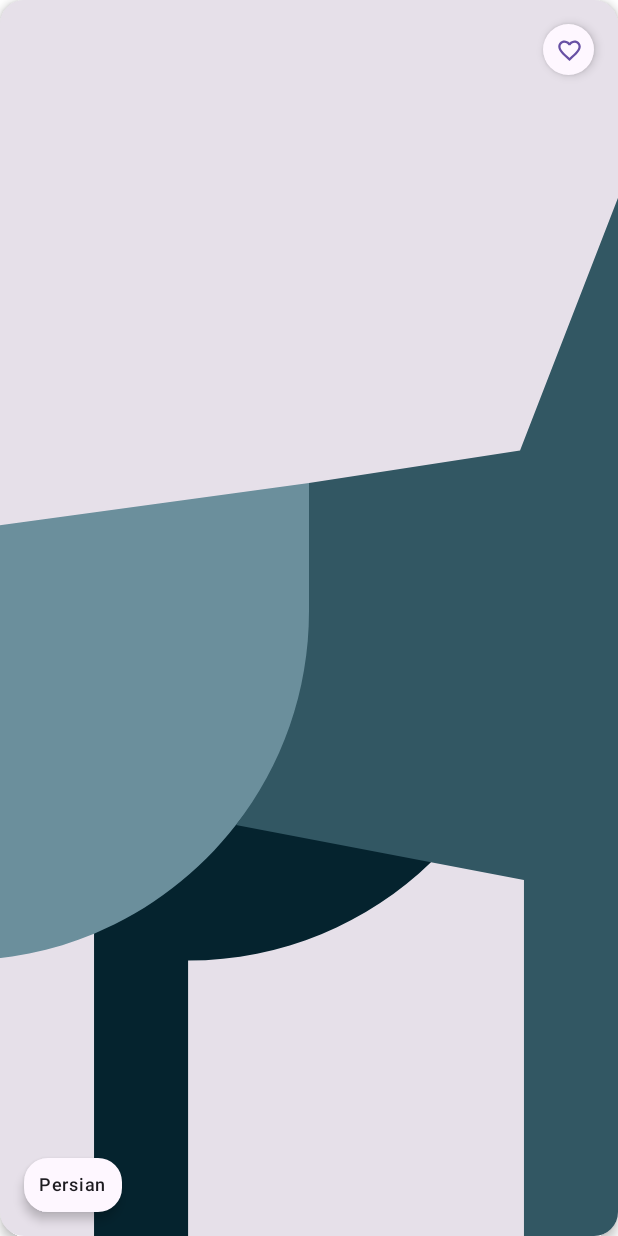
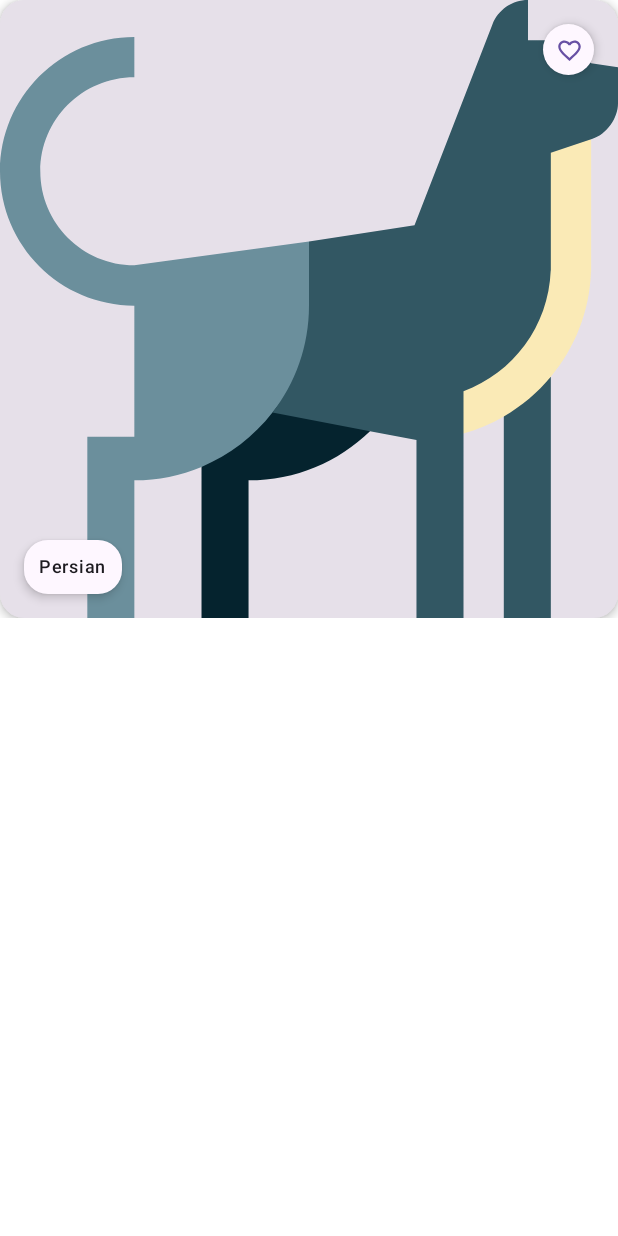
Before and after one commit to vadym-ursul/CatFacts, an Android app built with Jetpack Compose: the @Preview function BreedGridItemPreview, on a phone screen of 412 x 824 dp. Run offline under Robolectric (Android 15) with nearby library versions, the phone set to English and light mode, and no system bars; pictures from the network do not load.

```diff
--- a/app/build.gradle
+++ b/app/build.gradle
@@ -61,11 +61,9 @@ dependencies {
 
     implementation 'androidx.core:core-ktx:1.8.0'
     implementation 'androidx.appcompat:appcompat:1.4.2'
-    implementation 'com.google.android.material:material:1.6.1'
 
     // Compose
     implementation "androidx.compose.ui:ui:$compose_version"
-    implementation "androidx.compose.material:material:$compose_version"
     implementation "androidx.compose.ui:ui-tooling-preview:$compose_version"
     debugImplementation "androidx.compose.ui:ui-tooling:$compose_version"
     implementation 'androidx.lifecycle:lifecycle-runtime-ktx:2.5.0'
--- a/app/src/main/java/com/dorozhan/catfacts/presentation/MainActivity.kt
+++ b/app/src/main/java/com/dorozhan/catfacts/presentation/MainActivity.kt
@@ -5,6 +5,7 @@ import androidx.activity.ComponentActivity
 import androidx.activity.compose.setContent
 import androidx.activity.viewModels
 import androidx.core.splashscreen.SplashScreen.Companion.installSplashScreen
+import androidx.core.view.WindowCompat
 import com.dorozhan.catfacts.presentation.flow.splash.SplashViewModel
 import com.dorozhan.catfacts.presentation.theme.CatFactsTheme
 import dagger.hilt.android.AndroidEntryPoint
@@ -21,7 +22,7 @@ class MainActivity : ComponentActivity() {
             }
         super.onCreate(savedInstanceState)
 
-        // WindowCompat.setDecorFitsSystemWindows(window, false)
+        WindowCompat.setDecorFitsSystemWindows(window, false)
 
         setContent {
             CatFactsTheme {
--- a/app/src/main/java/com/dorozhan/catfacts/presentation/flow/catalog/CatalogViewModel.kt
+++ b/app/src/main/java/com/dorozhan/catfacts/presentation/flow/catalog/CatalogViewModel.kt
@@ -42,7 +42,7 @@ class CatalogViewModel @Inject constructor(
         _searchActionLiveData.value = text
     }
 
-    fun onFavoriteClicked(breed: Breed, favorite: Boolean) {
+    fun onFavoriteClick(breed: Breed, favorite: Boolean) {
         viewModelScope.launch {
             breedsRepository.setFavorite(breed, favorite)
         }
--- a/app/src/main/java/com/dorozhan/catfacts/presentation/library/BreedItem.kt
+++ b/app/src/main/java/com/dorozhan/catfacts/presentation/library/BreedItem.kt
@@ -3,7 +3,6 @@ package com.dorozhan.catfacts.presentation.library
 import androidx.compose.foundation.clickable
 import androidx.compose.foundation.layout.*
 import androidx.compose.foundation.shape.CircleShape
-import androidx.compose.foundation.shape.RoundedCornerShape
 import androidx.compose.material3.*
 import androidx.compose.runtime.Composable
 import androidx.compose.ui.Alignment
@@ -17,6 +16,9 @@ import androidx.compose.ui.unit.dp
 import coil.compose.AsyncImage
 import com.dorozhan.catfacts.R
 import com.dorozhan.catfacts.domain.model.Breed
+import com.dorozhan.catfacts.presentation.theme.PADDING_10
+import com.dorozhan.catfacts.presentation.theme.PADDING_16
+import com.dorozhan.catfacts.presentation.theme.PADDING_8
 
 @Composable
 fun BreedListItem(
@@ -27,7 +29,7 @@ fun BreedListItem(
 ) {
     Row(
         modifier = Modifier
-            .padding(start = 16.dp, end = 16.dp, top = 8.dp, bottom = 8.dp)
+            .padding(horizontal = PADDING_16, vertical = PADDING_8)
             .fillMaxWidth()
             .clickable { onItemClick(breed) },
         horizontalArrangement = Arrangement.SpaceBetween,
@@ -58,6 +60,7 @@ fun BreedListItem(
             if (isFavoriteVisible) {
                 FavoriteButton(
                     modifier = Modifier.align(Alignment.TopEnd),
+                    color = MaterialTheme.colorScheme.primary,
                     checked = breed.favorite,
                     onCheckedChange = { onFavoriteClick(breed, it) })
             }
@@ -74,7 +77,7 @@ fun BreedCardItem(
     onItemClick: (Breed) -> Unit = {},
     onFavoriteClick: (Breed, Boolean) -> Unit = { _, _ -> },
 ) {
-    val shape = RoundedCornerShape(16.dp) // todo add to theme
+    val shape = MaterialTheme.shapes.large
     Card(
         modifier = modifier,
         onClick = { onItemClick(breed) },
@@ -86,7 +89,8 @@ fun BreedCardItem(
                 model = breed.imageUrl,
                 contentDescription = null,
                 modifier = Modifier
-                    .fillMaxSize(),
+                    .fillMaxWidth()
+                    .aspectRatio(1f),
                 contentScale = ContentScale.Crop,
                 placeholder = painterResource(id = R.drawable.ic_cat_placeholder_512),
                 error = painterResource(id = R.drawable.ic_cat_placeholder_512),
@@ -102,7 +106,8 @@ fun BreedCardItem(
                     shadowElevation = 4.dp
                 ) {
                     FavoriteButton(
-                        modifier = Modifier.padding(8.dp),
+                        modifier = Modifier.padding(PADDING_8),
+                        color = MaterialTheme.colorScheme.primary,
                         checked = breed.favorite,
                         onCheckedChange = { onFavoriteClick(breed, it) })
                 }
@@ -116,7 +121,7 @@ fun BreedCardItem(
                 shadowElevation = 4.dp
             ) {
                 Text(
-                    modifier = Modifier.padding(10.dp),
+                    modifier = Modifier.padding(PADDING_10),
                     text = breed.title,
                     maxLines = 2,
                     color = MaterialTheme.colorScheme.onSurface,
--- a/app/src/main/java/com/dorozhan/catfacts/presentation/library/Button.kt
+++ b/app/src/main/java/com/dorozhan/catfacts/presentation/library/Button.kt
@@ -5,7 +5,7 @@ import androidx.compose.material.icons.filled.Favorite
 import androidx.compose.material.icons.filled.FavoriteBorder
 import androidx.compose.material3.Icon
 import androidx.compose.material3.IconToggleButton
-import androidx.compose.material3.MaterialTheme
+import androidx.compose.material3.LocalContentColor
 import androidx.compose.runtime.Composable
 import androidx.compose.ui.Modifier
 import androidx.compose.ui.graphics.Color
@@ -16,13 +16,11 @@ fun FavoriteButton(
     modifier: Modifier = Modifier,
     checked: Boolean,
     onCheckedChange: (Boolean) -> Unit,
-    color: Color = MaterialTheme.colorScheme.primary
+    color: Color = LocalContentColor.current,
 ) {
     IconToggleButton(
         checked = checked,
-        onCheckedChange = {
-            onCheckedChange.invoke(it)
-        },
+        onCheckedChange = onCheckedChange,
         modifier = modifier
     ) {
         Icon(
--- a/app/src/main/java/com/dorozhan/catfacts/presentation/state/ScreenStates.kt
+++ b/app/src/main/java/com/dorozhan/catfacts/presentation/state/ScreenStates.kt
@@ -10,6 +10,7 @@ import androidx.compose.ui.res.stringResource
 import androidx.compose.ui.tooling.preview.Preview
 import androidx.compose.ui.unit.dp
 import com.dorozhan.catfacts.R
+import com.dorozhan.catfacts.presentation.theme.PADDING_16
 
 @Composable
 fun LoadingView(
@@ -46,7 +47,7 @@ fun LoadingItem() {
     CircularProgressIndicator(
         modifier = Modifier
             .fillMaxWidth()
-            .padding(16.dp)
+            .padding(PADDING_16)
             .wrapContentWidth(Alignment.CenterHorizontally)
             .size(24.dp),
         strokeWidth = 2.dp
--- /dev/null
+++ b/app/src/main/java/com/dorozhan/catfacts/presentation/theme/Dimensions.kt
@@ -0,0 +1,10 @@
+package com.dorozhan.catfacts.presentation.theme
+
+import androidx.compose.ui.unit.dp
+
+val PADDING_4 = 4.dp
+val PADDING_8 = 8.dp
+val PADDING_10 = 10.dp
+val PADDING_16 = 16.dp
+val PADDING_20 = 20.dp
+val PADDING_40 = 40.dp
--- a/app/src/main/java/com/dorozhan/catfacts/presentation/theme/Shape.kt
+++ b/app/src/main/java/com/dorozhan/catfacts/presentation/theme/Shape.kt
@@ -1,11 +1,11 @@
 package com.dorozhan.catfacts.presentation.theme
 
 import androidx.compose.foundation.shape.RoundedCornerShape
-import androidx.compose.material.Shapes
+import androidx.compose.material3.Shapes
 import androidx.compose.ui.unit.dp
 
 val shapes = Shapes(
     small = RoundedCornerShape(4.dp),
     medium = RoundedCornerShape(4.dp),
-    large = RoundedCornerShape(0.dp)
+    large = RoundedCornerShape(16.dp)
 )
--- a/app/src/main/res/values/themes.xml
+++ b/app/src/main/res/values/themes.xml
@@ -1,9 +1,7 @@
 <?xml version="1.0" encoding="utf-8"?>
 <resources>
 
-    <style name="Theme.CatFacts" parent="android:Theme.Material.Light.NoActionBar">
-        <item name="android:statusBarColor">@color/purple_700</item>
-    </style>
+    <style name="Theme.CatFacts" parent="android:Theme.Material.Light.NoActionBar"/>
 
     <style name="Theme.CatFacts.Starting" parent="Theme.SplashScreen.IconBackground">
         <!-- Set the splash screen background, animated icon, and animation duration. -->
```
Also changed, not shown: app/src/main/java/com/dorozhan/catfacts/presentation/flow/catalog/CatalogScreen.kt (+23 -3 lines), app/src/main/java/com/dorozhan/catfacts/presentation/flow/details/DetailsScreen.kt (+37 -17 lines), app/src/main/java/com/dorozhan/catfacts/presentation/flow/details/DetailsViewModel.kt (+8 -0 lines), app/src/main/java/com/dorozhan/catfacts/presentation/flow/onboarding/OnBoardingScreen.kt (+5 -3 lines), app/src/main/java/com/dorozhan/catfacts/presentation/library/Toolbar.kt (+57 -27 lines), app/src/main/java/com/dorozhan/catfacts/presentation/theme/Theme.kt (+1 -12 lines).
